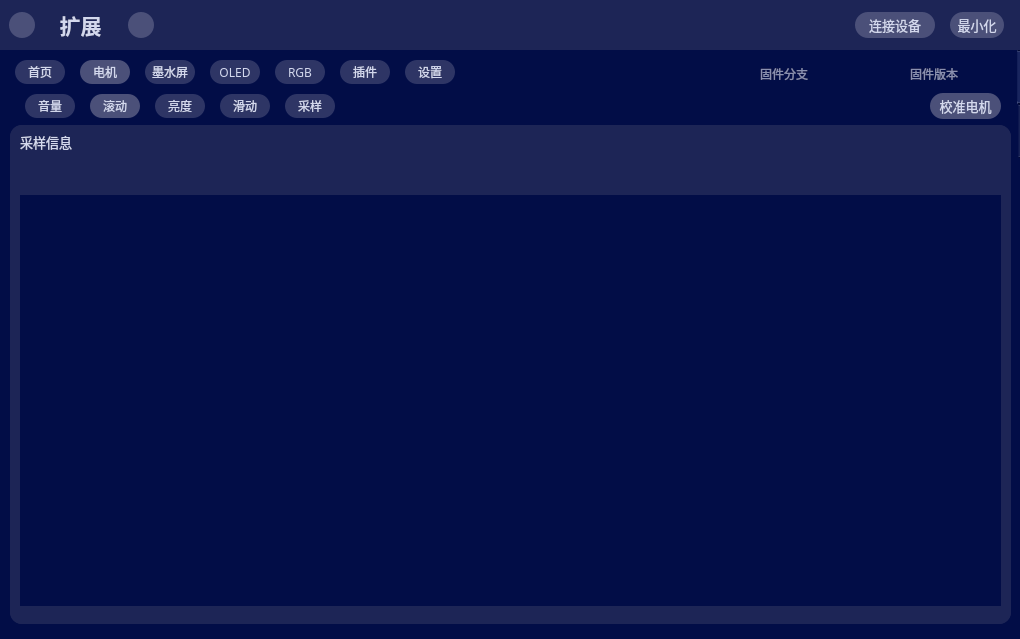
Above: ui/mainwindow.ui from Huiyicc/hw75-tools before the change. Below: the same form after it.
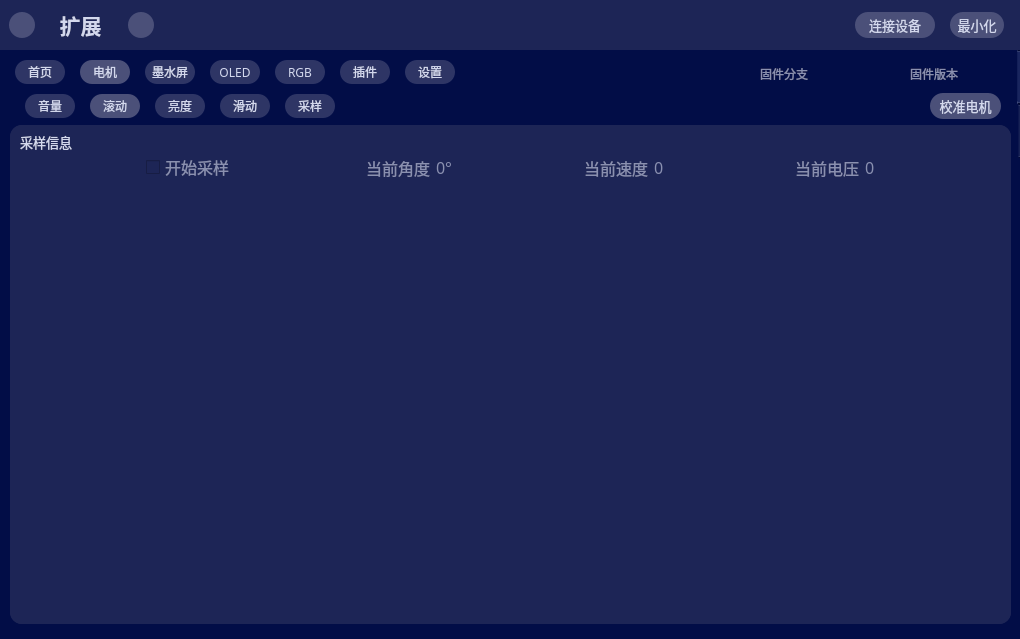
That is the form after the change. The open tabs and pages were chosen to show the change. Icons and pictures are not drawn.

Commit message: upd: - 预更新电机采样

```diff
--- a/ui/mainwindow.ui
+++ b/ui/mainwindow.ui
@@ -1235,10 +1235,242 @@
            <height>411</height>
           </rect>
          </property>
+         <property name="styleSheet">
+          <string notr="true">background-color: #1d2556;</string>
+         </property>
          <property name="text">
           <string/>
          </property>
         </widget>
+        <widget class="QGroupBox" name="groupBox_13">
+         <property name="geometry">
+          <rect>
+           <x>10</x>
+           <y>27</y>
+           <width>981</width>
+           <height>31</height>
+          </rect>
+         </property>
+         <property name="styleSheet">
+          <string notr="true">background-color: #1d2556;</string>
+         </property>
+         <property name="title">
+          <string/>
+         </property>
+         <widget class="QWidget" name="horizontalLayoutWidget_3">
+          <property name="geometry">
+           <rect>
+            <x>0</x>
+            <y>0</y>
+            <width>981</width>
+            <height>31</height>
+           </rect>
+          </property>
+          <layout class="QHBoxLayout" name="horizontalLayout_3">
+           <item>
+            <spacer name="horizontalSpacer_7">
+             <property name="orientation">
+              <enum>Qt::Horizontal</enum>
+             </property>
+             <property name="sizeHint" stdset="0">
+              <size>
+               <width>40</width>
+               <height>20</height>
+              </size>
+             </property>
+            </spacer>
+           </item>
+           <item>
+            <widget class="QCheckBox" name="ctrl_checkBox_knob_chart_info_current_angle">
+             <property name="font">
+              <font>
+               <pointsize>12</pointsize>
+              </font>
+             </property>
+             <property name="styleSheet">
+              <string notr="true">background:rgb(29, 37, 86);
+color:rgb(138, 144, 176);</string>
+             </property>
+             <property name="text">
+              <string>开始采样</string>
+             </property>
+            </widget>
+           </item>
+           <item>
+            <spacer name="horizontalSpacer_3">
+             <property name="orientation">
+              <enum>Qt::Horizontal</enum>
+             </property>
+             <property name="sizeHint" stdset="0">
+              <size>
+               <width>40</width>
+               <height>20</height>
+              </size>
+             </property>
+            </spacer>
+           </item>
+           <item>
+            <widget class="QLabel" name="label_11">
+             <property name="font">
+              <font>
+               <family>黑体</family>
+               <pointsize>12</pointsize>
+              </font>
+             </property>
+             <property name="styleSheet">
+              <string notr="true">background:rgb(29, 37, 86);
+color:rgb(138, 144, 176);</string>
+             </property>
+             <property name="text">
+              <string>当前角度</string>
+             </property>
+             <property name="alignment">
+              <set>Qt::AlignRight|Qt::AlignTrailing|Qt::AlignVCenter</set>
+             </property>
+            </widget>
+           </item>
+           <item>
+            <widget class="QLabel" name="ctrl_label_knob_chart_info_current_angle">
+             <property name="font">
+              <font>
+               <family>黑体</family>
+               <pointsize>12</pointsize>
+              </font>
+             </property>
+             <property name="styleSheet">
+              <string notr="true">background:rgb(29, 37, 86);
+color:rgb(138, 144, 176);</string>
+             </property>
+             <property name="text">
+              <string>0°</string>
+             </property>
+             <property name="alignment">
+              <set>Qt::AlignLeading|Qt::AlignLeft|Qt::AlignVCenter</set>
+             </property>
+            </widget>
+           </item>
+           <item>
+            <spacer name="horizontalSpacer_4">
+             <property name="orientation">
+              <enum>Qt::Horizontal</enum>
+             </property>
+             <property name="sizeHint" stdset="0">
+              <size>
+               <width>40</width>
+               <height>20</height>
+              </size>
+             </property>
+            </spacer>
+           </item>
+           <item>
+            <widget class="QLabel" name="label_12">
+             <property name="font">
+              <font>
+               <family>黑体</family>
+               <pointsize>12</pointsize>
+              </font>
+             </property>
+             <property name="styleSheet">
+              <string notr="true">background:rgb(29, 37, 86);
+color:rgb(138, 144, 176);</string>
+             </property>
+             <property name="text">
+              <string>当前速度</string>
+             </property>
+             <property name="alignment">
+              <set>Qt::AlignRight|Qt::AlignTrailing|Qt::AlignVCenter</set>
+             </property>
+            </widget>
+           </item>
+           <item>
+            <widget class="QLabel" name="ctrl_label_knob_chart_info_current_velocity">
+             <property name="font">
+              <font>
+               <family>黑体</family>
+               <pointsize>12</pointsize>
+              </font>
+             </property>
+             <property name="styleSheet">
+              <string notr="true">background:rgb(29, 37, 86);
+color:rgb(138, 144, 176);</string>
+             </property>
+             <property name="text">
+              <string>0</string>
+             </property>
+             <property name="alignment">
+              <set>Qt::AlignLeading|Qt::AlignLeft|Qt::AlignVCenter</set>
+             </property>
+            </widget>
+           </item>
+           <item>
+            <spacer name="horizontalSpacer_5">
+             <property name="orientation">
+              <enum>Qt::Horizontal</enum>
+             </property>
+             <property name="sizeHint" stdset="0">
+              <size>
+               <width>40</width>
+               <height>20</height>
+              </size>
+             </property>
+            </spacer>
+           </item>
+           <item>
+            <widget class="QLabel" name="label_13">
+             <property name="font">
+              <font>
+               <family>黑体</family>
+               <pointsize>12</pointsize>
+              </font>
+             </property>
+             <property name="styleSheet">
+              <string notr="true">background:rgb(29, 37, 86);
+color:rgb(138, 144, 176);</string>
+             </property>
+             <property name="text">
+              <string>当前电压</string>
+             </property>
+             <property name="alignment">
+              <set>Qt::AlignRight|Qt::AlignTrailing|Qt::AlignVCenter</set>
+             </property>
+            </widget>
+           </item>
+           <item>
+            <widget class="QLabel" name="ctrl_label_knob_chart_info_current_voltage">
+             <property name="font">
+              <font>
+               <family>黑体</family>
+               <pointsize>12</pointsize>
+              </font>
+             </property>
+             <property name="styleSheet">
+              <string notr="true">background:rgb(29, 37, 86);
+color:rgb(138, 144, 176);</string>
+             </property>
+             <property name="text">
+              <string>0</string>
+             </property>
+             <property name="alignment">
+              <set>Qt::AlignLeading|Qt::AlignLeft|Qt::AlignVCenter</set>
+             </property>
+            </widget>
+           </item>
+           <item>
+            <spacer name="horizontalSpacer_6">
+             <property name="orientation">
+              <enum>Qt::Horizontal</enum>
+             </property>
+             <property name="sizeHint" stdset="0">
+              <size>
+               <width>40</width>
+               <height>20</height>
+              </size>
+             </property>
+            </spacer>
+           </item>
+          </layout>
+         </widget>
+        </widget>
        </widget>
       </widget>
       <widget class="QWidget" name="ctrl_tab_eink">
```
Left out of the diff: 2 changed lines with no effect on the pictures. The commit also changes 6 other files.
